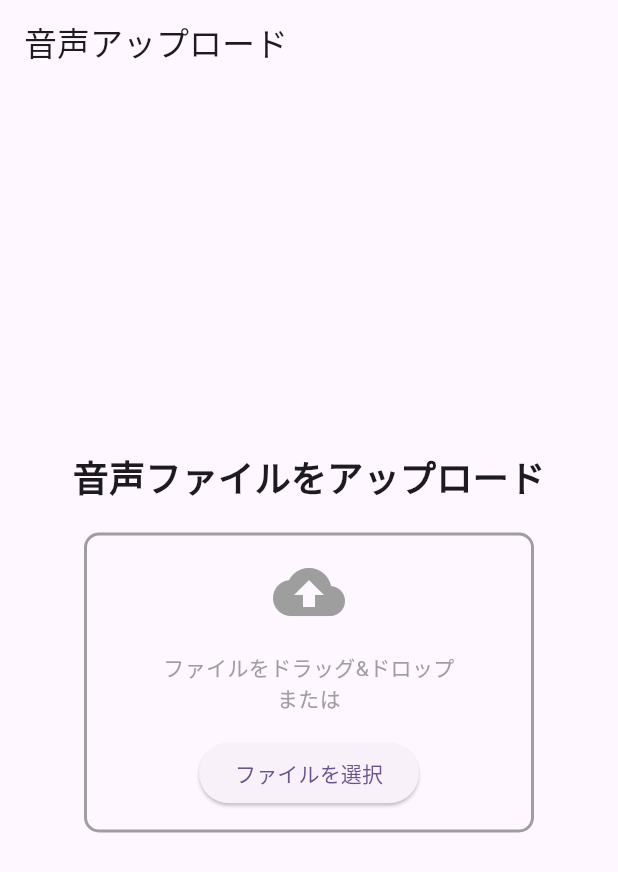
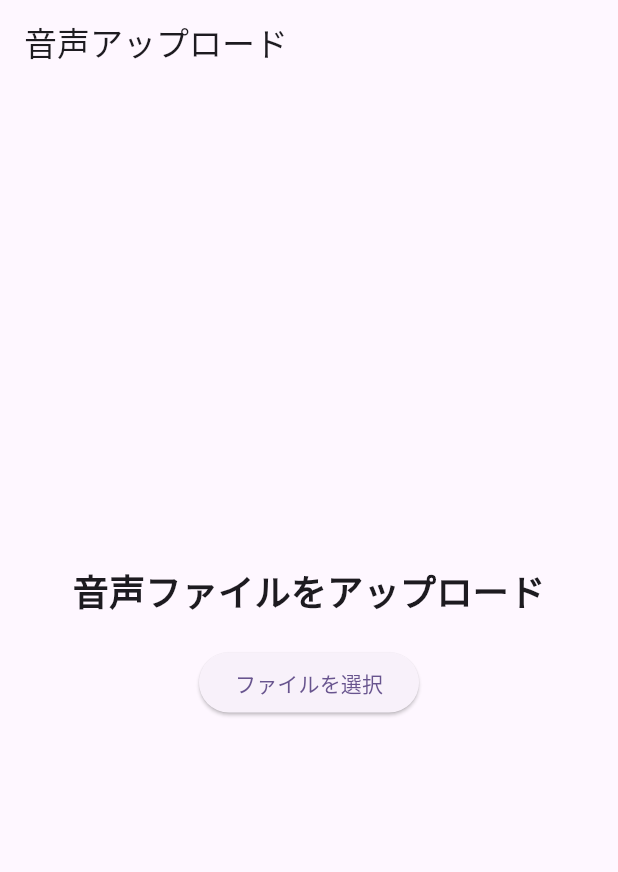
Before and after one commit to GrassVenture/date-feed-back, a Flutter app: the screen it shows after launch, on a phone screen of 412 x 824 dp. Shown: the top 872 px of the screen. Run offline on Flutter 3.47's test engine with Material 3 defaults, Android fonts, the phone set to English and light mode, and no system bars; our stand-ins replace firebase_auth, firebase_core, firebase_storage, freezed_annotation, hooks_riverpod; missing offline and left inert: dart:html; accounts and stored records are empty.

Commit message:
refactor(upload): ドラッグ＆ドロップUIを削除し、ボタン操作に簡素化
- フックによるドラッグ状態管理とDragTargetウィジェットを削除
- ファイル選択ボタンのみでアップロード処理を開始する構成に変更

```diff
--- a/date_feed_back/lib/upload/views/upload_page.dart
+++ b/date_feed_back/lib/upload/views/upload_page.dart
@@ -2,7 +2,6 @@ import 'dart:html' as html;
 
 import 'package:flutter/material.dart';
 import 'package:hooks_riverpod/hooks_riverpod.dart';
-import 'package:flutter_hooks/flutter_hooks.dart';
 
 import '../controllers/upload_controller.dart';
 
@@ -11,7 +10,6 @@ class UploadPage extends HookConsumerWidget {
 
   @override
   Widget build(BuildContext context, WidgetRef ref) {
-    final isDragging = useState(false);
     final uploadState = ref.watch(uploadControllerProvider);
 
     return Scaffold(
@@ -30,62 +28,8 @@ class UploadPage extends HookConsumerWidget {
               ),
             ),
             const SizedBox(height: 20),
-            DragTarget<Object>(
-              onWillAcceptWithDetails: (data) {
-                isDragging.value = true;
-                return true;
-              },
-              onAcceptWithDetails: (details) async {
-                isDragging.value = false;
-                // ドロップされたファイルの処理
-                final files = details.data is List<html.File>
-                    ? details.data as List<html.File>
-                    : details.data is html.File
-                        ? [details.data as html.File]
-                        : <html.File>[];
-                if (files.isNotEmpty) {
-                  await ref
-                      .read(uploadControllerProvider.notifier)
-                      .handleDroppedFile(files.first);
-                }
-              },
-              onLeave: (data) {
-                isDragging.value = false;
-              },
-              builder: (context, candidateData, rejectedData) {
-                return Container(
-                  width: 300,
-                  height: 200,
-                  decoration: BoxDecoration(
-                    border: Border.all(
-                      color: isDragging.value ? Colors.blue : Colors.grey,
-                      width: 2,
-                    ),
-                    borderRadius: BorderRadius.circular(10),
-                  ),
-                  child: Center(
-                    child: Column(
-                      mainAxisAlignment: MainAxisAlignment.center,
-                      children: [
-                        Icon(
-                          Icons.cloud_upload,
-                          size: 48,
-                          color: isDragging.value ? Colors.blue : Colors.grey,
-                        ),
-                        const SizedBox(height: 16),
-                        Text(
-                          isDragging.value
-                              ? 'ファイルをドロップしてください'
-                              : 'ファイルをドラッグ&ドロップ\nまたは',
-                          textAlign: TextAlign.center,
-                          style: TextStyle(
-                            color: isDragging.value ? Colors.blue : Colors.grey,
-                          ),
-                        ),
-                        const SizedBox(height: 16),
             ElevatedButton(
               onPressed: () async {
-                            // ファイル選択処理の実装
                 final uploadInput = html.FileUploadInputElement();
                 uploadInput.accept = '.mp3,.wav';
                 uploadInput.click();
@@ -99,12 +43,6 @@ class UploadPage extends HookConsumerWidget {
                 });
               },
               child: const Text('ファイルを選択'),
-                        ),
-                      ],
-                    ),
-                  ),
-                );
-              },
             ),
             const SizedBox(height: 24),
             if (uploadState.isUploading)
```
Lines whose indentation alone changed are shown as unchanged.
